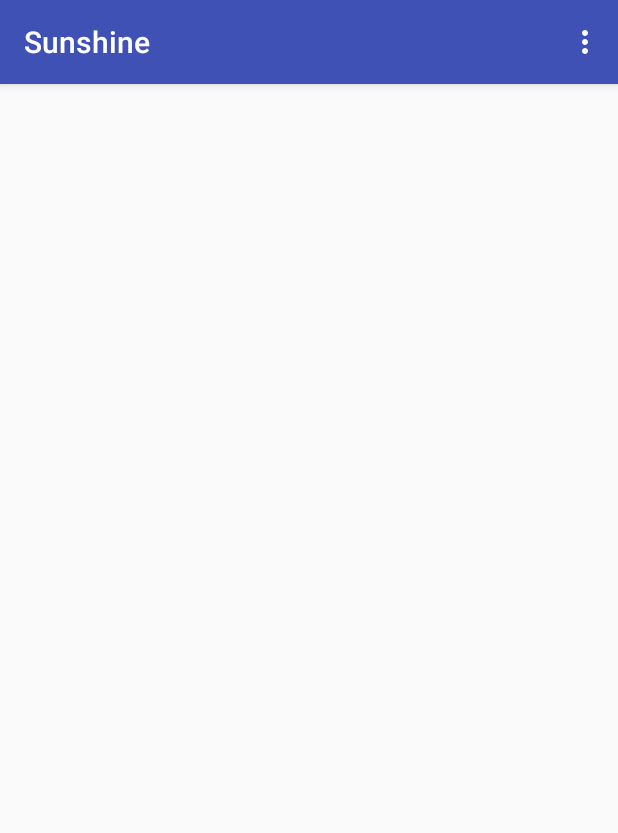
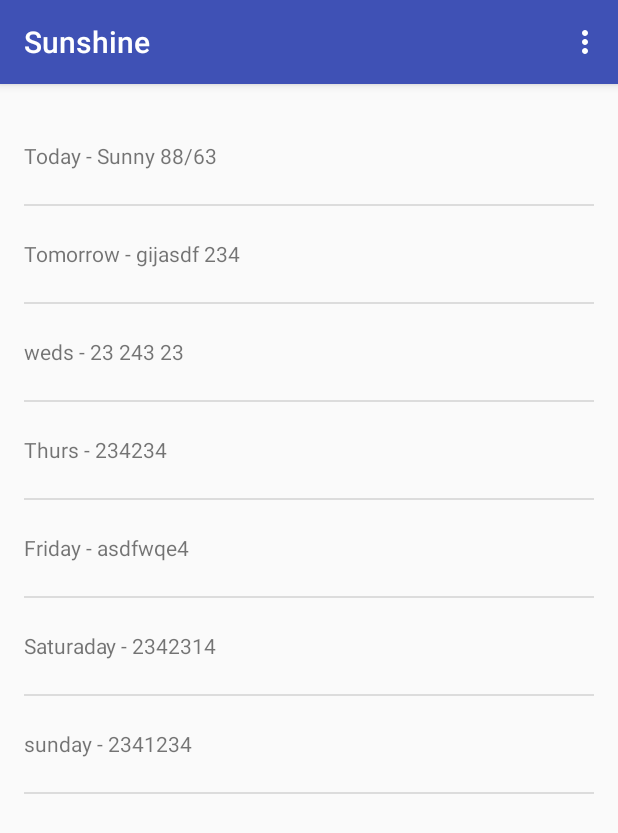
Before and after one commit to rahul09m/Sunshine, an Android app: the screen it shows after launch (MainActivity), on a phone screen of 412 x 824 dp. Shown: the top 833 px of the screen. Run offline under Robolectric (Android 15) with nearby library versions, the phone set to English and light mode, and no system bars.

```diff
--- a/app/src/main/java/com/example/android/sunshine/MainActivityFragment.java
+++ b/app/src/main/java/com/example/android/sunshine/ForecastFragment.java
@@ -15,9 +15,9 @@ import java.util.List;
 /**
  * A placeholder fragment containing a simple view.
  */
-public class MainActivityFragment extends Fragment {
+public class ForecastFragment extends Fragment {
 
-    public MainActivityFragment() {
+    public ForecastFragment() {
     }
 
     @Override
@@ -36,16 +36,16 @@ public class MainActivityFragment extends Fragment {
                 Arrays.asList(forecastArray));
 
     ArrayAdapter mForecastAdapter= new ArrayAdapter<String>(
-                getActivity(),
+               getActivity(),
                 R.layout.list_item_forecast,
                 R.id.list_item_forecast_textview,
                 weekforecast);
-       // View rootview = inflater.inflate(R.layout.fragment_main, container, false);
+       View rootView = inflater.inflate(R.layout.fragment_main, container, false);
 
-       ListView listview =(ListView) container.findViewById(R.id.listview_forecast);
+       ListView listview =(ListView) rootView.findViewById(R.id.listview_forecast);
         listview.setAdapter(mForecastAdapter);
 
 
-        return inflater.inflate(R.layout.fragment_main, container, false);
+        return rootView;//inflater.inflate(R.layout.fragment_main, container, false);
     }
 }
--- a/app/src/main/res/layout/content_main.xml
+++ b/app/src/main/res/layout/content_main.xml
@@ -2,7 +2,7 @@
     xmlns:tools="http://schemas.android.com/tools"
     xmlns:app="http://schemas.android.com/apk/res-auto"
     android:id="@+id/fragment"
-    android:name="com.example.android.sunshine.MainActivityFragment"
+    android:name="com.example.android.sunshine.ForecastFragment"
     android:layout_width="match_parent"
     android:layout_height="match_parent"
     app:layout_behavior="@string/appbar_scrolling_view_behavior"
--- a/app/src/main/res/layout/fragment_main.xml
+++ b/app/src/main/res/layout/fragment_main.xml
@@ -7,7 +7,7 @@
     android:paddingTop="@dimen/activity_vertical_margin"
     android:paddingBottom="@dimen/activity_vertical_margin"
     tools:showIn="@layout/activity_main"
-    tools:context=".MainActivityFragment">
+    tools:context=".ForecastFragment">
 
     <ListView
         android:layout_width="match_parent"
```
